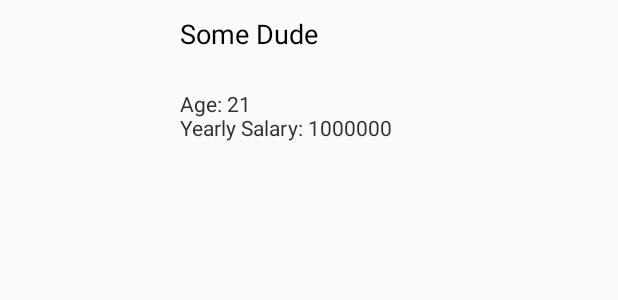
After one commit to alexmanul/NetworkExample, an Android app: the layout row_employee.xml on its own in the app's theme, with its tools: preview values and no code run, on a phone screen of 412 x 824 dp. The commit adds this screen. Shown: the top 300 px of the screen. Run offline under Robolectric (Android 15) with nearby library versions, the phone set to English and light mode, and no system bars.

Commit message:
EmployeesAdapter added

```diff
--- /dev/null
+++ b/app/src/main/res/layout/row_employee.xml
@@ -0,0 +1,45 @@
+<?xml version="1.0" encoding="utf-8"?>
+<androidx.constraintlayout.widget.ConstraintLayout xmlns:android="http://schemas.android.com/apk/res/android"
+    xmlns:app="http://schemas.android.com/apk/res-auto"
+    xmlns:tools="http://schemas.android.com/tools"
+    android:layout_width="match_parent"
+    android:layout_height="wrap_content">
+
+    <ImageView
+        android:id="@+id/iv_photo"
+        android:layout_width="100dp"
+        android:layout_height="100dp"
+        android:layout_margin="10dp"
+        android:scaleType="centerCrop"
+        app:layout_constraintBottom_toBottomOf="parent"
+        app:layout_constraintStart_toStartOf="parent"
+        app:layout_constraintTop_toTopOf="parent"
+        tools:ignore="ContentDescription" />
+
+    <TextView
+        android:id="@+id/tv_name"
+        android:layout_width="0dp"
+        android:layout_height="wrap_content"
+        android:layout_margin="10dp"
+        android:textColor="@android:color/black"
+        android:textSize="18sp"
+        app:layout_constraintEnd_toEndOf="parent"
+        app:layout_constraintStart_toEndOf="@id/iv_photo"
+        app:layout_constraintTop_toTopOf="parent"
+        tools:text="Some Dude" />
+
+    <TextView
+        android:id="@+id/tv_details"
+        android:layout_width="0dp"
+        android:layout_height="0dp"
+        android:layout_margin="10dp"
+        android:gravity="center_vertical"
+        android:textColor="@color/default_text"
+        android:textSize="14sp"
+        app:layout_constraintBottom_toBottomOf="parent"
+        app:layout_constraintEnd_toEndOf="parent"
+        app:layout_constraintStart_toEndOf="@id/iv_photo"
+        app:layout_constraintTop_toBottomOf="@id/tv_name"
+        tools:text="Age: 21\nYearly Salary: 1000000" />
+
+</androidx.constraintlayout.widget.ConstraintLayout>
--- a/app/src/main/res/values/colors.xml
+++ b/app/src/main/res/values/colors.xml
@@ -3,4 +3,5 @@
     <color name="colorPrimary">#6200EE</color>
     <color name="colorPrimaryDark">#3700B3</color>
     <color name="colorAccent">#03DAC5</color>
+    <color name="default_text">#303030</color>
 </resources>
```
Also changed, not shown: app/src/main/java/com/example/networkexample/adapter/EmployeesAdapter.java (added, +99 -0 lines), app/src/main/res/layout/activity_main.xml (+3 -8 lines).
